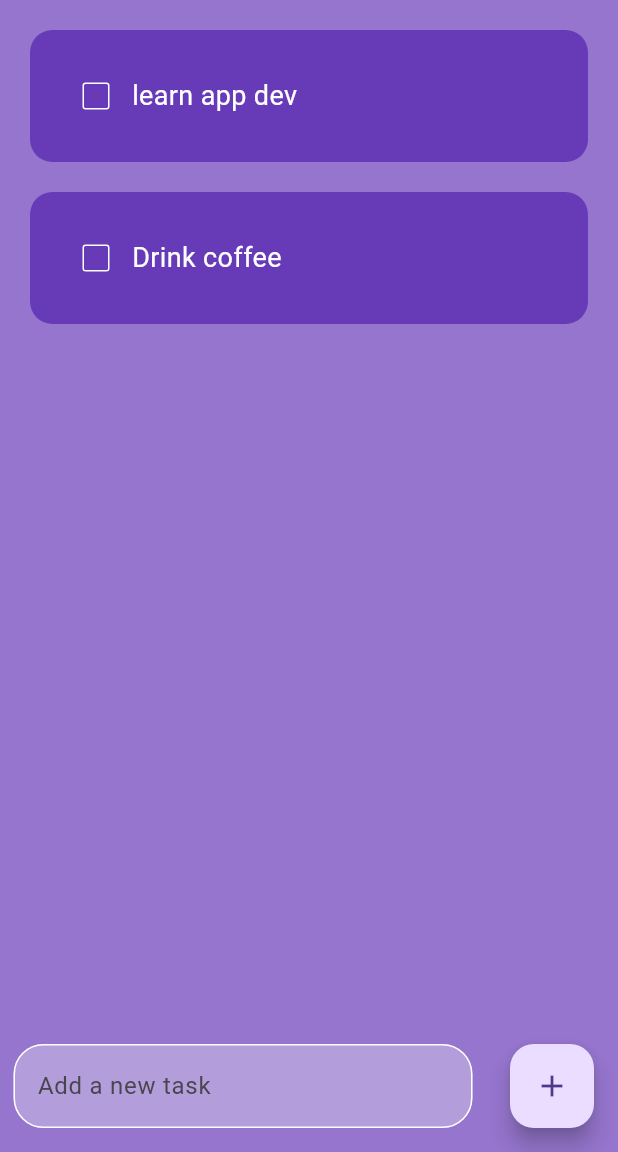
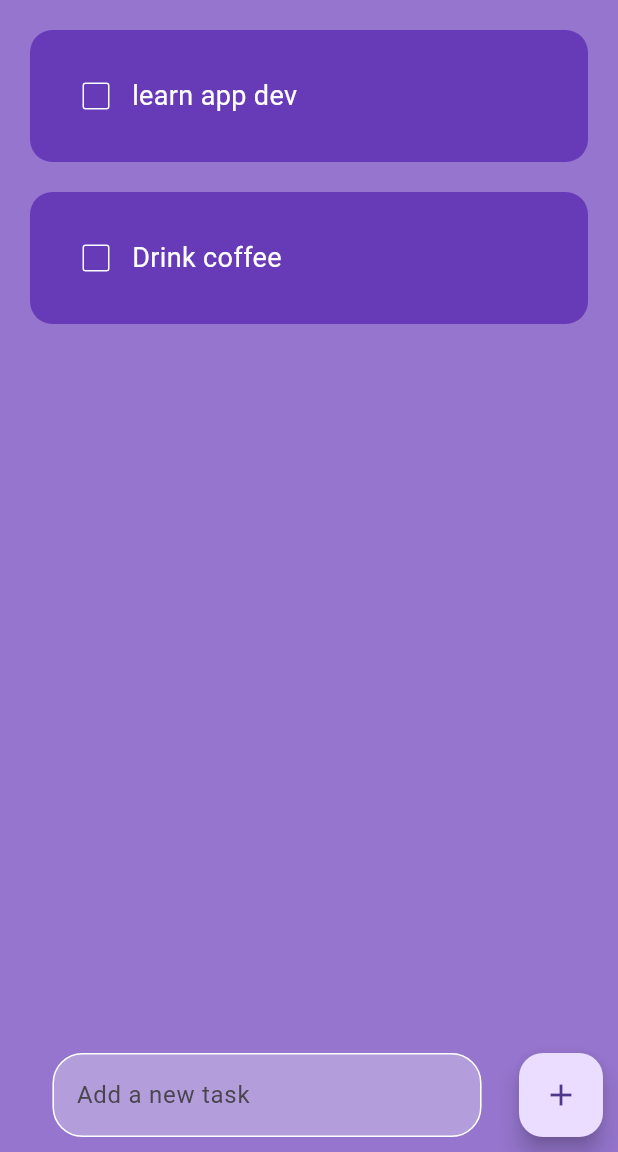
Before and after one commit to kjhassan/Todo-App, a Flutter app: the screen it shows after launch, on a phone screen of 412 x 824 dp, the part 84-1236 px from its top. Run offline on Flutter 3.47's test engine with Material 3 defaults, Android fonts, the phone set to English and light mode, and no system bars; drawn by our look-alikes of flutter_slidable.

```diff
--- a/lib/pages/homepage.dart
+++ b/lib/pages/homepage.dart
@@ -62,12 +62,13 @@ class _homePageState extends State<homePage> {
         );
 
       }  ),
-      floatingActionButton: Row(
-        children: [
+      bottomNavigationBar: Padding(
+        padding: const EdgeInsets.symmetric(horizontal:10 , vertical:10),
+          child: Row(
+            children:[
               Expanded(
-            child:Padding(
-              padding: const EdgeInsets.symmetric(
-                horizontal: 25,
+                child: Padding(
+                  padding: const EdgeInsets.symmetric(horizontal: 25,
                   ),
                   child: TextField(
                     controller: _controller,
@@ -97,7 +98,7 @@ class _homePageState extends State<homePage> {
               ),
             ],
           ),
-
+      ),
     );
 
   }
```
Lines whose indentation alone changed are shown as unchanged.
